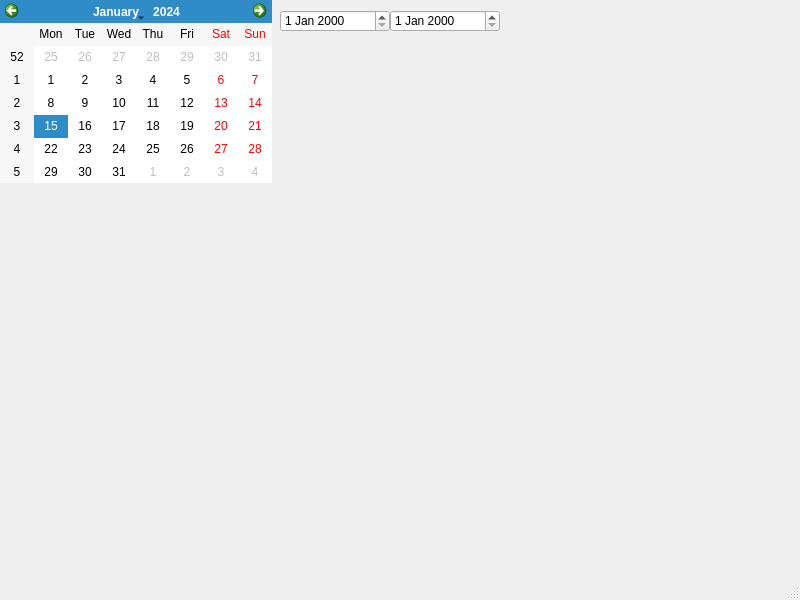
woodw1990/ToyProject01, file View_01.ui: the form before one commit.
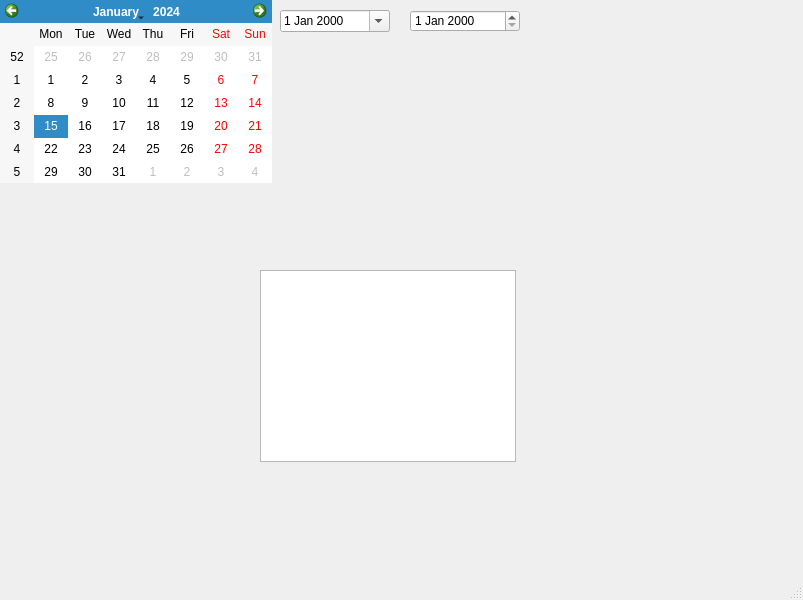
The form after the commit.

Patch:
```diff
--- a/View_01.ui
+++ b/View_01.ui
@@ -6,7 +6,7 @@
    <rect>
     <x>0</x>
     <y>0</y>
-    <width>800</width>
+    <width>803</width>
     <height>600</height>
    </rect>
   </property>
@@ -33,17 +33,30 @@
       <height>22</height>
      </rect>
     </property>
+    <property name="calendarPopup">
+     <bool>true</bool>
+    </property>
    </widget>
    <widget class="QDateEdit" name="dateEdit_2">
     <property name="geometry">
      <rect>
-      <x>390</x>
+      <x>410</x>
       <y>10</y>
       <width>110</width>
       <height>22</height>
      </rect>
     </property>
    </widget>
+   <widget class="QGraphicsView" name="graphicsView">
+    <property name="geometry">
+     <rect>
+      <x>260</x>
+      <y>270</y>
+      <width>256</width>
+      <height>192</height>
+     </rect>
+    </property>
+   </widget>
   </widget>
   <widget class="QMenuBar" name="menubar">
    <property name="geometry">
```
Left out of the diff: 4 changed lines with no effect on the pictures.
